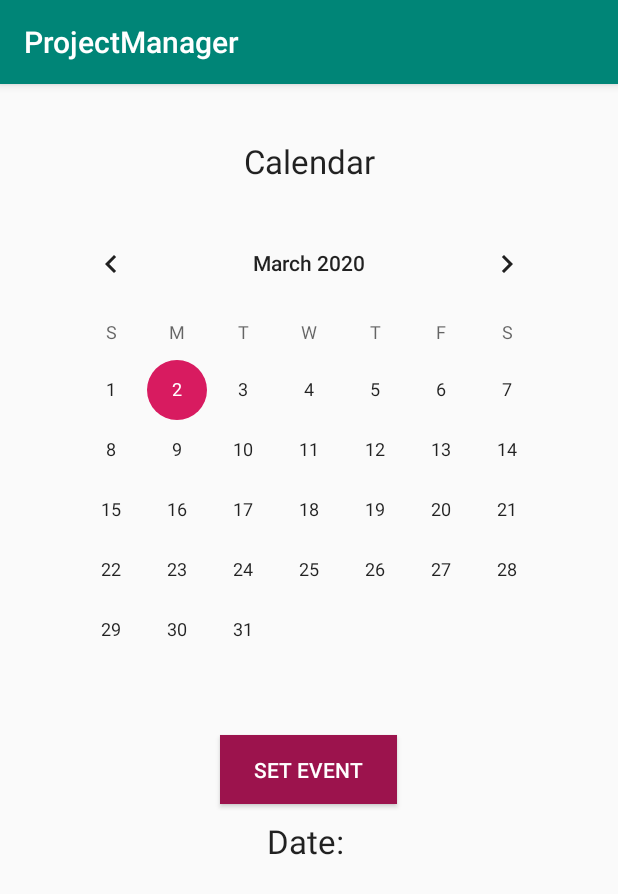
After one commit to daltHub/Team_14_App_Project, an Android app: the Calendar screen opened directly, with no data from a screen before it, on a phone screen of 412 x 824 dp. The commit adds this screen. Shown: the top 894 px of the screen. Run offline under Robolectric (Android 15) with nearby library versions, the phone set to English and light mode, and no system bars.

Commit message:
Calendar Integrated

```diff
--- a/ProjectManager/app/src/main/AndroidManifest.xml
+++ b/ProjectManager/app/src/main/AndroidManifest.xml
@@ -19,6 +19,7 @@
         <activity android:name=".ToDoList"></activity>
         <activity android:name=".Messenger"></activity>
         <activity android:name=".Voting"></activity>
+        <activity android:name=".Calendar"></activity>
     </application>
 
 </manifest>
--- /dev/null
+++ b/ProjectManager/app/src/main/java/com/example/projectmanager/Calendar.java
@@ -0,0 +1,93 @@
+package com.example.projectmanager;
+
+import androidx.appcompat.app.AppCompatActivity;
+
+import android.content.Intent;
+import android.os.Bundle;
+import android.provider.CalendarContract;
+import android.view.View;
+import android.widget.Button;
+import android.widget.CalendarView;
+import android.widget.TextView;
+import android.widget.Toast;
+
+
+public class Calendar extends AppCompatActivity {
+
+    private Button mButton;
+
+    CalendarView calendarView;
+    TextView dateDisplay;
+
+    @Override
+    protected void onCreate(Bundle savedInstanceState) {
+
+
+        super.onCreate(savedInstanceState);
+        setContentView(R.layout.activity_calendar);
+
+
+        mButton = findViewById(R.id.button);
+
+        calendarView = (CalendarView) findViewById(R.id.calendarView);
+        dateDisplay = (TextView) findViewById(R.id.date_display);
+        dateDisplay.setText("Date: ");
+
+        calendarView.setOnDateChangeListener(new CalendarView.OnDateChangeListener() {
+            @Override
+            public void onSelectedDayChange(final CalendarView calendarView, final int i, final int i1, final int i2) {
+
+                dateDisplay.setText("Date: " + i2 + " / " + i1 + " / " + i);
+
+                //Toast.makeText(getApplicationContext(), "Selected Date:\n" + "setDate: = " + calendarView.getDate(), Toast.LENGTH_LONG).show();
+
+
+
+                mButton.setOnClickListener(new View.OnClickListener() {
+                    @Override
+                    public void onClick(View view)
+
+                    {
+                        Intent intent;
+                        final double v = (i * (1000 * 60 * 60 * 365.25 * 24)) + (i1 * (1000 * 60 * 60 * 720)) + (i2 * (86400000));
+                        intent = new Intent(Intent.ACTION_INSERT)
+                                .setType("vnd.android.cursor.item/event")
+                                .putExtra(CalendarContract.EXTRA_EVENT_ALL_DAY , true) // just included for completeness
+                                .putExtra(CalendarContract.Events.TITLE, "My first project deadline")
+                                .putExtra(CalendarContract.Events.DESCRIPTION, "Let's try to this on time...")
+                                .putExtra(CalendarContract.Events.EVENT_LOCATION, "Ireland")
+                                .putExtra(CalendarContract.Events.ALL_DAY,true)
+                                //.putExtra(CalendarContract.Events.RRULE, "FREQ=DAILY;COUNT=10")
+                                .putExtra(CalendarContract.Events.AVAILABILITY, CalendarContract.Events.AVAILABILITY_BUSY)
+                                .putExtra(CalendarContract.Events.ACCESS_LEVEL, CalendarContract.Events.ACCESS_PRIVATE)
+                                //.putExtra(CalendarContract.EXTRA_EVENT_BEGIN_TIME, curDate[0])
+                                //.putExtra(CalendarContract.EXTRA_EVENT_BEGIN_TIME, setDate)
+                                //.putExtra("beginTime", calendarView.getDate())
+                                //.putExtra("beginTime", calendarView.getDate()-(1000*60*60*24*3))
+                                .putExtra("beginTime", String.format("%s", v))
+                                .putExtra(Intent.EXTRA_EMAIL, "yourComrad@example.com");
+
+                        Toast.makeText(getApplicationContext(), String.format("Selected Date:\nsetMilliseconds: = %s", v), Toast.LENGTH_LONG).show();
+
+
+                        //.putExtra(CalendarContract.)
+
+                        startActivity(intent);
+                        // Do something
+
+
+                    }
+                });
+
+                Toast.makeText(getApplicationContext(), "Selected Date:\n" + "Day = " + i2 + "\n" + "Month = " + i1 + "\n" + "Year = " + i, Toast.LENGTH_LONG).show();
+            }
+        });
+
+
+
+    }
+
+
+
+
+}
--- a/ProjectManager/app/src/main/java/com/example/projectmanager/Homescreen.java
+++ b/ProjectManager/app/src/main/java/com/example/projectmanager/Homescreen.java
@@ -28,6 +28,13 @@ public class Homescreen extends AppCompatActivity {
             }
         });
 
+        calendar.setOnClickListener(new View.OnClickListener() {
+            public void onClick(View v) {
+                Intent calend = new Intent(v.getContext(), Calendar.class);
+                startActivity(calend);
+            }
+        });
+
         messages.setOnClickListener(new View.OnClickListener() {
             public void onClick(View v) {
                 Intent messenger = new Intent(v.getContext(), Messenger.class);
--- /dev/null
+++ b/ProjectManager/app/src/main/res/layout/activity_calendar.xml
@@ -0,0 +1,68 @@
+<?xml version="1.0" encoding="utf-8"?>
+<androidx.constraintlayout.widget.ConstraintLayout xmlns:android="http://schemas.android.com/apk/res/android"
+    xmlns:app="http://schemas.android.com/apk/res-auto"
+    xmlns:tools="http://schemas.android.com/tools"
+    android:id="@+id/linearLayout"
+    android:layout_width="match_parent"
+    android:layout_height="match_parent"
+    android:layout_margin="16dp"
+    android:orientation="vertical"
+    android:scrollbars="vertical">
+
+    <TextView
+        android:id="@+id/textView8"
+        android:layout_width="wrap_content"
+        android:layout_height="wrap_content"
+        android:layout_marginTop="10dp"
+        android:layout_marginBottom="10dp"
+        android:text="Calendar"
+        android:textAppearance="?android:attr/textAppearanceLarge"
+        app:layout_constraintBottom_toTopOf="@+id/calendarView"
+        app:layout_constraintEnd_toEndOf="parent"
+        app:layout_constraintHorizontal_bias="0.5"
+        app:layout_constraintStart_toStartOf="parent"
+        app:layout_constraintTop_toTopOf="parent"
+        tools:layout_conversion_absoluteHeight="30dp"
+        tools:layout_conversion_absoluteWidth="87dp" />
+
+    <CalendarView
+        android:id="@+id/calendarView"
+        android:layout_width="wrap_content"
+        android:layout_height="wrap_content"
+        android:layout_marginTop="70dp"
+        app:layout_constraintEnd_toEndOf="parent"
+        app:layout_constraintHorizontal_bias="0.5"
+        app:layout_constraintStart_toStartOf="parent"
+        app:layout_constraintTop_toTopOf="parent"
+        tools:layout_conversion_absoluteHeight="300dp"
+        tools:layout_conversion_absoluteWidth="379dp" />
+
+    <TextView
+        android:id="@+id/date_display"
+        android:layout_width="wrap_content"
+        android:layout_height="wrap_content"
+        android:layout_marginTop="10dp"
+        android:text="Calendar Selected Date:"
+        android:textAppearance="?android:attr/textAppearanceLarge"
+        app:layout_constraintEnd_toEndOf="parent"
+        app:layout_constraintHorizontal_bias="0.5"
+        app:layout_constraintStart_toStartOf="parent"
+        app:layout_constraintTop_toBottomOf="@+id/button"
+        tools:layout_conversion_absoluteHeight="30dp"
+        tools:layout_conversion_absoluteWidth="268dp" />
+
+    <Button
+        android:id="@+id/button"
+        android:layout_width="118dp"
+        android:layout_height="46dp"
+        android:layout_marginTop="10dp"
+        android:background="#9C134D"
+        android:text="SET EVENT"
+        android:textColor="#FFFFFF"
+        android:textColorHint="#007A3232"
+        app:layout_constraintEnd_toEndOf="parent"
+        app:layout_constraintHorizontal_bias="0.498"
+        app:layout_constraintStart_toStartOf="parent"
+        app:layout_constraintTop_toBottomOf="@+id/calendarView" />
+
+</androidx.constraintlayout.widget.ConstraintLayout>
```
